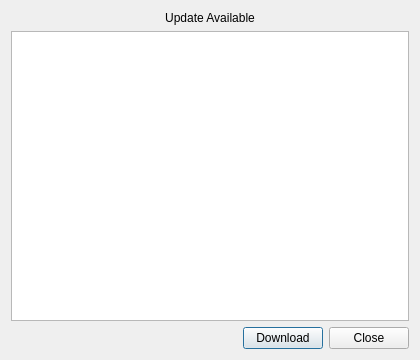
Before: the Qt Designer form src/gui/UpdateDialog.ui in goloveshko/ModeFlow, drawn with Qt 5.
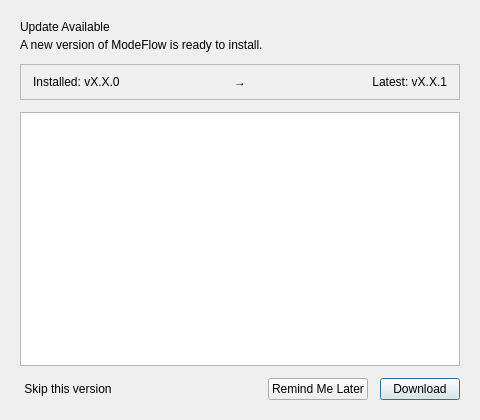
After: the same form once the commit is applied.

Commit message:
feat(gui): redesign Update Dialog with version badge and skip version option
- Redesign UpdateDialog UI following Windows 11 Fluent typography standards (title, muted subtitle, version comparison card).
- Display installed version vs latest available version (Installed: vX.X.X -> Latest: vY.Y.Y) in a sleek card container.
- Add "Skip this version" feature to allow suppressing automatic update notifications for specific releases.
- Store skipped release versions in ConfigState and update UpdateService to honor skipped versions during automatic checks.

What changed in the file:
```diff
--- a/src/gui/UpdateDialog.ui
+++ b/src/gui/UpdateDialog.ui
@@ -6,28 +6,105 @@
    <rect>
     <x>0</x>
     <y>0</y>
-    <width>420</width>
-    <height>360</height>
+    <width>480</width>
+    <height>420</height>
    </rect>
   </property>
   <property name="minimumSize">
    <size>
-    <width>420</width>
-    <height>360</height>
+    <width>480</width>
+    <height>420</height>
    </size>
   </property>
   <property name="windowTitle">
    <string>Update Available</string>
   </property>
   <layout class="QVBoxLayout" name="mainLayout">
+   <property name="spacing">
+    <number>12</number>
+   </property>
+   <property name="leftMargin">
+    <number>20</number>
+   </property>
+   <property name="topMargin">
+    <number>20</number>
+   </property>
+   <property name="rightMargin">
+    <number>20</number>
+   </property>
+   <property name="bottomMargin">
+    <number>20</number>
+   </property>
    <item>
-    <widget class="QLabel" name="titleLabel">
-     <property name="text">
-      <string>Update Available</string>
+    <layout class="QVBoxLayout" name="headerLayout">
+     <property name="spacing">
+      <number>4</number>
      </property>
-     <property name="alignment">
-      <set>Qt::AlignmentFlag::AlignCenter</set>
+     <item>
+      <widget class="QLabel" name="titleLabel">
+       <property name="text">
+        <string>Update Available</string>
+       </property>
+       <property name="alignment">
+        <set>Qt::AlignmentFlag::AlignLeading|Qt::AlignmentFlag::AlignLeft|Qt::AlignmentFlag::AlignVCenter</set>
+       </property>
+      </widget>
+     </item>
+     <item>
+      <widget class="QLabel" name="subtitleLabel">
+       <property name="text">
+        <string>A new version of ModeFlow is ready to install.</string>
+       </property>
+      </widget>
+     </item>
+    </layout>
+   </item>
+   <item>
+    <widget class="QFrame" name="versionCardFrame">
+     <property name="frameShape">
+      <enum>QFrame::Shape::StyledPanel</enum>
      </property>
+     <layout class="QHBoxLayout" name="versionCardLayout">
+      <property name="leftMargin">
+       <number>12</number>
+      </property>
+      <property name="topMargin">
+       <number>10</number>
+      </property>
+      <property name="rightMargin">
+       <number>12</number>
+      </property>
+      <property name="bottomMargin">
+       <number>10</number>
+      </property>
+      <item>
+       <widget class="QLabel" name="labelCurrentVersion">
+        <property name="text">
+         <string notr="true">Installed: vX.X.0</string>
+        </property>
+       </widget>
+      </item>
+      <item>
+       <widget class="QLabel" name="labelArrow">
+        <property name="text">
+         <string notr="true">→</string>
+        </property>
+        <property name="alignment">
+         <set>Qt::AlignmentFlag::AlignCenter</set>
+        </property>
+       </widget>
+      </item>
+      <item>
+       <widget class="QLabel" name="labelNewVersion">
+        <property name="text">
+         <string notr="true">Latest: vX.X.1</string>
+        </property>
+        <property name="alignment">
+         <set>Qt::AlignmentFlag::AlignRight|Qt::AlignmentFlag::AlignTrailing|Qt::AlignmentFlag::AlignVCenter</set>
+        </property>
+       </widget>
+      </item>
+     </layout>
     </widget>
    </item>
    <item>
@@ -42,6 +119,19 @@
    </item>
    <item>
     <layout class="QHBoxLayout" name="buttonLayout">
+     <item>
+      <widget class="QPushButton" name="skipBtn">
+       <property name="cursor">
+        <cursorShape>PointingHandCursor</cursorShape>
+       </property>
+       <property name="text">
+        <string>Skip this version</string>
+       </property>
+       <property name="flat">
+        <bool>true</bool>
+       </property>
+      </widget>
+     </item>
      <item>
       <spacer name="buttonSpacer">
        <property name="orientation">
@@ -55,6 +145,16 @@
        </property>
       </spacer>
      </item>
+     <item>
+      <widget class="QPushButton" name="closeBtn">
+       <property name="cursor">
+        <cursorShape>PointingHandCursor</cursorShape>
+       </property>
+       <property name="text">
+        <string>Remind Me Later</string>
+       </property>
+      </widget>
+     </item>
      <item>
       <widget class="QPushButton" name="downloadBtn">
        <property name="text">
@@ -65,13 +165,6 @@
        </property>
       </widget>
      </item>
-     <item>
-      <widget class="QPushButton" name="closeBtn">
-       <property name="text">
-        <string>Close</string>
-       </property>
-      </widget>
-     </item>
     </layout>
    </item>
   </layout>
```
Left out of the diff: 3 changed lines with no effect on the pictures. The commit also changes 16 other files.
